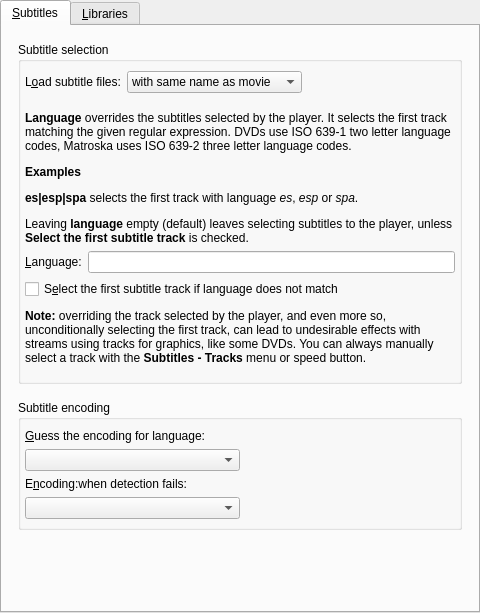
The window that src/gui/pref/subtitles.ui (wilbert2000/wzplayer) describes before a commit, drawn with Qt 5.
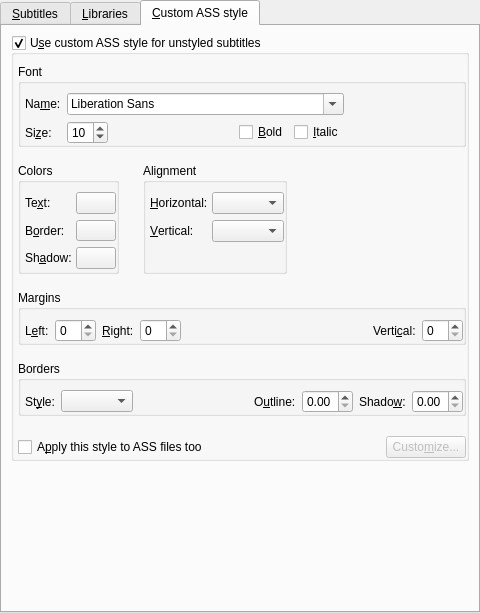
The same window after the commit. The open tabs and pages were chosen to show the change. Custom widgets are drawn as their Qt base class.

Diff of the .ui file:
```diff
--- a/src/gui/pref/subtitles.ui
+++ b/src/gui/pref/subtitles.ui
@@ -477,26 +477,23 @@
                </property>
               </spacer>
              </item>
-             <item row="1" column="1">
-              <widget class="QDoubleSpinBox" name="ass_font_scale_spin">
-               <property name="sizePolicy">
-                <sizepolicy hsizetype="Maximum" vsizetype="Fixed">
-                 <horstretch>0</horstretch>
-                 <verstretch>0</verstretch>
-                </sizepolicy>
-               </property>
-               <property name="maximum">
-                <double>100.000000000000000</double>
-               </property>
-               <property name="singleStep">
-                <double>0.200000000000000</double>
-               </property>
-              </widget>
-             </item>
-             <item row="3" column="0" colspan="3">
+            </layout>
+           </widget>
+          </item>
+         </layout>
+        </widget>
+       </item>
+      </layout>
+     </widget>
+     <widget class="QWidget" name="custom_style_tab">
+      <attribute name="title">
+       <string>&amp;Custom ASS style</string>
+      </attribute>
+      <layout class="QVBoxLayout" name="verticalLayout_4">
+       <item>
               <widget class="QGroupBox" name="custom_style_group">
                <property name="title">
-                <string>U&amp;se custom style for unstyled subtitles</string>
+          <string>U&amp;se custom ASS style for unstyled subtitles</string>
                </property>
                <property name="flat">
                 <bool>true</bool>
@@ -564,7 +561,7 @@
                    <item row="0" column="0">
                     <widget class="QLabel" name="font_name_label">
                      <property name="text">
-                      <string>&amp;Name:</string>
+                <string>Na&amp;me:</string>
                      </property>
                      <property name="buddy">
                       <cstring>style_font_combo</cstring>
@@ -633,7 +630,7 @@
                     <property name="flat">
                      <bool>true</bool>
                     </property>
-                    <layout class="QGridLayout">
+              <layout class="QGridLayout" name="_2">
                      <property name="leftMargin">
                       <number>4</number>
                      </property>
@@ -659,7 +656,7 @@
                      <item row="0" column="0">
                       <widget class="QLabel" name="text_label">
                        <property name="text">
-                        <string>&amp;Text:</string>
+                  <string>Te&amp;xt:</string>
                        </property>
                        <property name="buddy">
                         <cstring>style_text_color_button</cstring>
@@ -726,7 +723,7 @@
                     <property name="flat">
                      <bool>true</bool>
                     </property>
-                    <layout class="QGridLayout">
+              <layout class="QGridLayout" name="_3">
                      <property name="leftMargin">
                       <number>4</number>
                      </property>
@@ -989,11 +986,18 @@
                </layout>
               </widget>
              </item>
-            </layout>
-           </widget>
-          </item>
-         </layout>
-        </widget>
+       <item>
+        <spacer name="verticalSpacer_3">
+         <property name="orientation">
+          <enum>Qt::Vertical</enum>
+         </property>
+         <property name="sizeHint" stdset="0">
+          <size>
+           <width>20</width>
+           <height>40</height>
+          </size>
+         </property>
+        </spacer>
        </item>
       </layout>
      </widget>
```
Left out of the diff: 64 changed lines with no effect on the pictures. Lines whose indentation alone changed are shown as unchanged.
